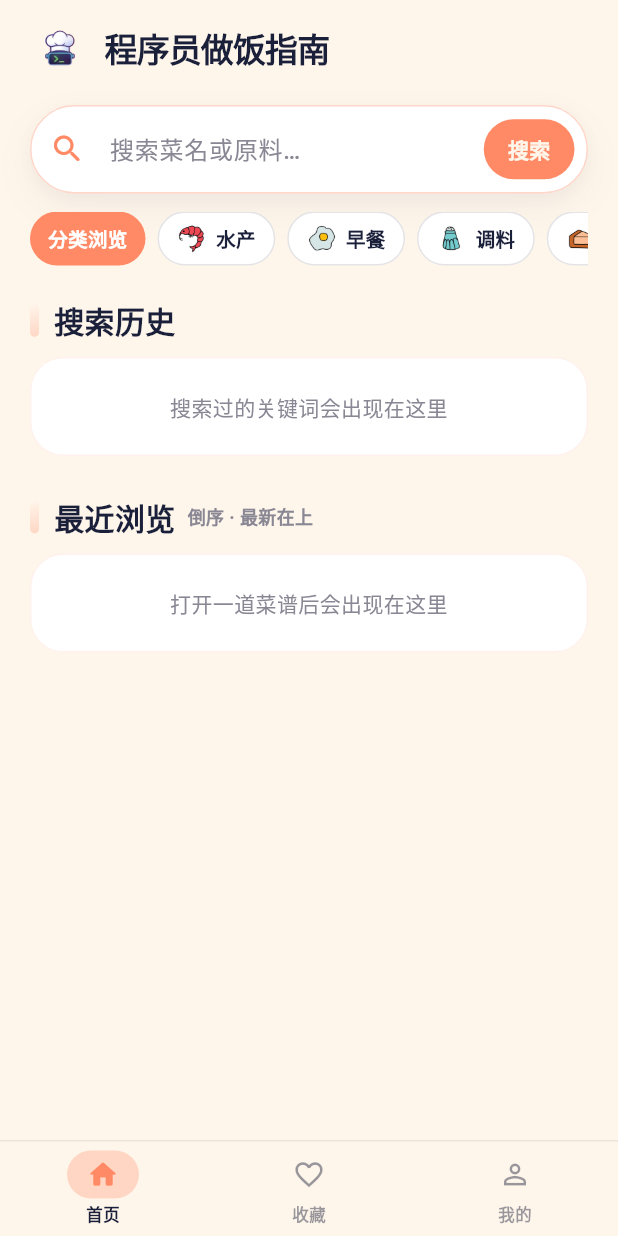
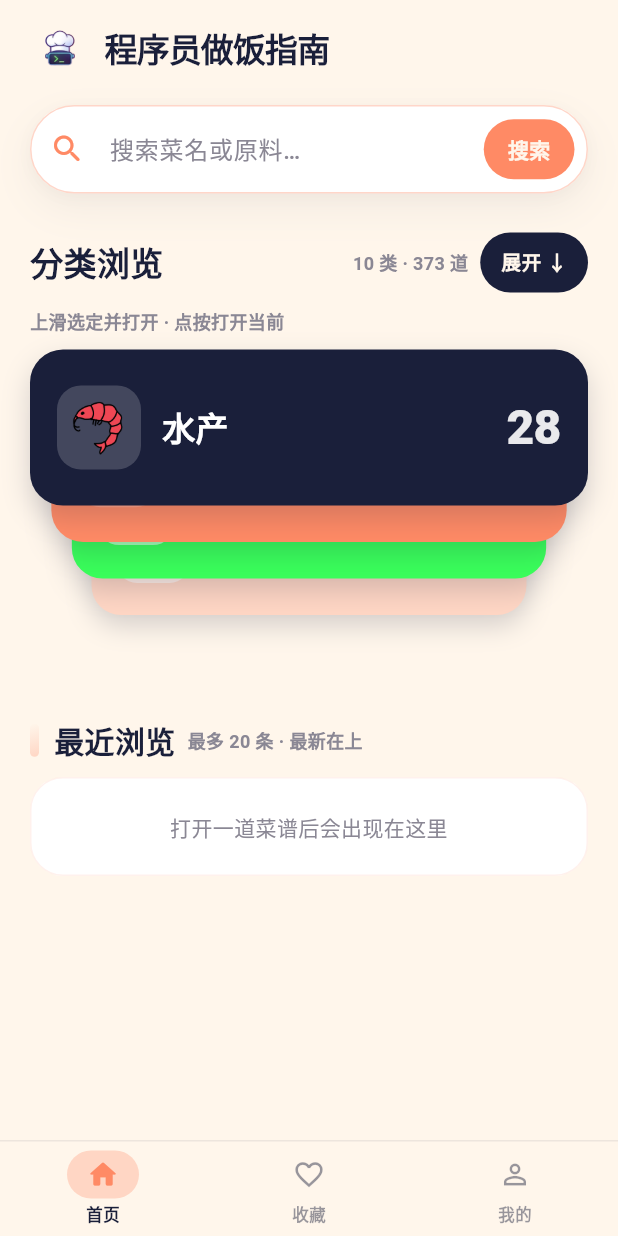
Before and after one commit to lixiangyong9131/HowToCook-mobile, a Flutter app: the screen it shows after launch, on a phone screen of 412 x 824 dp. Run offline on Flutter 3.47's test engine with Material 3 defaults, Android fonts, the phone set to English and light mode, and no system bars; our stand-ins replace open_filex, package_info_plus, shared_preferences, webview_flutter; missing offline and left inert: webview_flutter_android.

Commit message:
feat: v0.6.2 home Wallet stack, search chips under field, browse cap 20
- Search history chips immediately under search pill
- Folded Wallet category stack on home; swipe settle opens category
- Recent browse capped at 20 (trim oldest on add/load)

```diff
--- a/lib/screens/home_screen.dart
+++ b/lib/screens/home_screen.dart
@@ -6,11 +6,11 @@ import '../services/history_store.dart';
 import '../services/recipe_repository.dart';
 import '../theme/app_theme.dart';
 import '../theme/doodle_icons.dart';
-import 'categories_screen.dart';
+import '../widgets/stacked_category_cards.dart';
 import 'category_recipes_screen.dart';
 import 'search_screen.dart';
 
-/// Home = search pill → 搜索历史 → 最近浏览 (newest first).
+/// Home = search → history chips → Wallet 分类叠卡 → 最近浏览.
 class HomeScreen extends StatelessWidget {
   const HomeScreen({super.key});
 
@@ -61,87 +61,94 @@ class HomeScreen extends StatelessWidget {
                           onTap: () => _openSearch(context),
                           onSubmit: (q) => _openSearch(context, initial: q),
                         ),
-                        const SizedBox(height: 12),
-                        // Light category chips (secondary, not hero)
-                        SizedBox(
-                          height: 36,
-                          child: ListView(
-                            scrollDirection: Axis.horizontal,
+                        // Search history chips directly under search (quick re-query)
+                        if (history.searches.isNotEmpty) ...[
+                          const SizedBox(height: 10),
+                          Row(
                             children: [
-                              _FilterChip(
-                                label: '分类浏览',
-                                filled: true,
-                                onTap: () {
-                                  Navigator.of(context).push(
-                                    MaterialPageRoute(
-                                      builder: (_) => const CategoriesScreen(),
-                                    ),
-                                  );
-                                },
+                              const Text(
+                                '搜索历史',
+                                style: TextStyle(
+                                  fontSize: 12,
+                                  fontWeight: FontWeight.w700,
+                                  color: AppTheme.muted,
+                                ),
                               ),
-                              const SizedBox(width: 8),
-                              ...?RecipeRepository.instance.db?.categories
-                                  .take(8)
-                                  .map(
-                                    (c) => Padding(
-                                      padding: const EdgeInsets.only(right: 8),
-                                      child: _FilterChip(
-                                        label: c.name,
-                                        leading: DoodleIcons.categoryIcon(
-                                          c.id,
-                                          size: 20,
-                                        ),
-                                        onTap: () {
-                                          Navigator.of(context).push(
-                                            MaterialPageRoute(
-                                              builder: (_) =>
-                                                  CategoryRecipesScreen(
-                                                category: c,
-                                              ),
-                                            ),
-                                          );
-                                        },
-                                      ),
-                                    ),
+                              const Spacer(),
+                              GestureDetector(
+                                onTap: () => history.clearSearches(),
+                                child: const Text(
+                                  '清空',
+                                  style: TextStyle(
+                                    fontSize: 12,
+                                    fontWeight: FontWeight.w700,
+                                    color: AppTheme.coral,
                                   ),
+                                ),
+                              ),
                             ],
                           ),
-                        ),
-                        const SizedBox(height: 22),
-                        _SectionHeader(
-                          title: '搜索历史',
-                          action: history.searches.isEmpty
-                              ? null
-                              : '清空',
-                          onAction: history.searches.isEmpty
-                              ? null
-                              : () => history.clearSearches(),
-                        ),
-                        const SizedBox(height: 10),
-                        if (history.searches.isEmpty)
-                          const _EmptyHint(text: '搜索过的关键词会出现在这里')
-                        else
+                          const SizedBox(height: 8),
                           Wrap(
                             spacing: 8,
                             runSpacing: 8,
                             children: [
-                              for (final q in history.searches)
+                              for (final q in history.searches.take(12))
                                 ActionChip(
                                   label: Text(q),
                                   backgroundColor: Colors.white,
                                   side: BorderSide(
-                                    color: AppTheme.purple.withValues(alpha: 0.25),
+                                    color:
+                                        AppTheme.coral.withValues(alpha: 0.28),
                                   ),
-                                  avatar: const Icon(Icons.history, size: 16),
+                                  avatar: const Icon(
+                                    Icons.history,
+                                    size: 16,
+                                    color: AppTheme.coral,
+                                  ),
                                   onPressed: () =>
                                       _openSearch(context, initial: q),
                                 ),
                             ],
                           ),
+                        ],
+                        const SizedBox(height: 22),
+                        // Wallet-style folded category stack on home
+                        Builder(
+                          builder: (context) {
+                            final db = RecipeRepository.instance.db;
+                            if (db == null || db.categories.isEmpty) {
+                              return const SizedBox.shrink();
+                            }
+                            final cats = db.categories;
+                            final counts = <String, int>{
+                              for (final c in cats)
+                                c.id: RecipeRepository.instance
+                                    .byCategory(c.id)
+                                    .length,
+                            };
+                            return StackedCategoryCards(
+                              categories: cats,
+                              counts: counts,
+                              initiallyExpanded: false,
+                              autoFanOnMount: false,
+                              openOnSwipeSettle: true,
+                              showExpandButton: true,
+                              onOpen: (cat) {
+                                Navigator.of(context).push(
+                                  MaterialPageRoute(
+                                    builder: (_) =>
+                                        CategoryRecipesScreen(category: cat),
+                                  ),
+                                );
+                              },
+                            );
+                          },
+                        ),
                         const SizedBox(height: 26),
                         _SectionHeader(
                           title: '最近浏览',
-                          subtitle: '倒序 · 最新在上',
+                          subtitle: '最多 20 条 · 最新在上',
                           action: history.browses.isEmpty ? null : '清空',
                           onAction: history.browses.isEmpty
                               ? null
@@ -195,56 +202,6 @@ class HomeScreen extends StatelessWidget {
 }
 
 
-class _FilterChip extends StatelessWidget {
-  final String label;
-  final VoidCallback onTap;
-  final bool filled;
-  final Widget? leading;
-  const _FilterChip({
-    required this.label,
-    required this.onTap,
-    this.filled = false,
-    this.leading,
-  });
-
-  @override
-  Widget build(BuildContext context) {
-    return Material(
-      color: filled ? AppTheme.coral : Colors.white,
-      borderRadius: BorderRadius.circular(999),
-      child: InkWell(
-        borderRadius: BorderRadius.circular(999),
-        onTap: onTap,
-        child: Container(
-          padding: const EdgeInsets.symmetric(horizontal: 12, vertical: 6),
-          decoration: BoxDecoration(
-            borderRadius: BorderRadius.circular(999),
-            border: filled
-                ? null
-                : Border.all(color: AppTheme.navy.withValues(alpha: 0.12)),
-          ),
-          child: Row(
-            mainAxisSize: MainAxisSize.min,
-            children: [
-              if (leading != null) ...[
-                leading!,
-                const SizedBox(width: 6),
-              ],
-              Text(
-                label,
-                style: TextStyle(
-                  color: filled ? Colors.white : AppTheme.navy,
-                  fontWeight: FontWeight.w700,
-                  fontSize: 13,
-                ),
-              ),
-            ],
-          ),
-        ),
-      ),
-    );
-  }
-}
 
 class _SearchPill extends StatefulWidget {
   final VoidCallback onTap;
--- a/lib/services/history_store.dart
+++ b/lib/services/history_store.dart
@@ -8,7 +8,7 @@ class HistoryStore extends ChangeNotifier {
   static const _searchKey = 'search_history_v1';
   static const _browseKey = 'browse_history_v1';
   static const maxSearch = 20;
-  static const maxBrowse = 40;
+  static const maxBrowse = 20;
 
   final List<String> _searches = [];
   final List<BrowseEntry> _browses = [];
@@ -31,8 +31,17 @@ class HistoryStore extends ChangeNotifier {
         _browses.add(BrowseEntry.fromJson(m));
       } catch (_) {/* skip bad */}
     }
+    // Cap at maxBrowse (trim oldest = end of newest-first list)
+    var trimmed = false;
+    while (_browses.length > maxBrowse) {
+      _browses.removeLast();
+      trimmed = true;
+    }
     _loaded = true;
     notifyListeners();
+    if (trimmed) {
+      await _persistBrowse();
+    }
   }
 
   Future<void> addSearch(String query) async {
--- a/lib/widgets/stacked_category_cards.dart
+++ b/lib/widgets/stacked_category_cards.dart
@@ -14,6 +14,10 @@ class StackedCategoryCards extends StatefulWidget {
   final ValueChanged<CategoryInfo> onOpen;
   final bool initiallyExpanded;
   final bool autoFanOnMount;
+  /// After a swipe settles on a new front card, call [onOpen] with it.
+  final bool openOnSwipeSettle;
+  /// Show 展开/叠起 control (false = wallet-only folded UX).
+  final bool showExpandButton;
 
   const StackedCategoryCards({
     super.key,
@@ -22,6 +26,8 @@ class StackedCategoryCards extends StatefulWidget {
     required this.onOpen,
     this.initiallyExpanded = false,
     this.autoFanOnMount = false,
+    this.openOnSwipeSettle = false,
+    this.showExpandButton = true,
   });
 
   @override
@@ -122,6 +128,10 @@ class _StackedCategoryCardsState extends State<StackedCategoryCards>
       _cycling = false;
       _swipeCtrl.value = 0;
     });
+    if (widget.openOnSwipeSettle && _n > 0) {
+      final selected = widget.categories[_front];
+      widget.onOpen(selected);
+    }
   }
 
   void _onVerticalDragUpdate(DragUpdateDetails d) {
@@ -158,7 +168,7 @@ class _StackedCategoryCardsState extends State<StackedCategoryCards>
         Row(
           children: [
             const Text(
-              '分类',
+              '分类浏览',
               style: TextStyle(fontSize: 22, fontWeight: FontWeight.w900),
             ),
             const Spacer(),
@@ -170,6 +180,7 @@ class _StackedCategoryCardsState extends State<StackedCategoryCards>
                 color: AppTheme.muted,
               ),
             ),
+            if (widget.showExpandButton) ...[
               const SizedBox(width: 8),
               FilledButton(
                 onPressed: _toggle,
@@ -188,12 +199,15 @@ class _StackedCategoryCardsState extends State<StackedCategoryCards>
                 ),
               ),
             ],
+          ],
         ),
         const SizedBox(height: 6),
         if (!_expanded)
-          const Text(
-            '上滑切换下一张 · 点按打开',
-            style: TextStyle(
+          Text(
+            widget.openOnSwipeSettle
+                ? '上滑选定并打开 · 点按打开当前'
+                : '上滑切换下一张 · 点按打开',
+            style: const TextStyle(
               fontSize: 12,
               fontWeight: FontWeight.w600,
               color: AppTheme.muted,
```
Also changed, not shown: 2 other files. Lines whose indentation alone changed are shown as unchanged.
